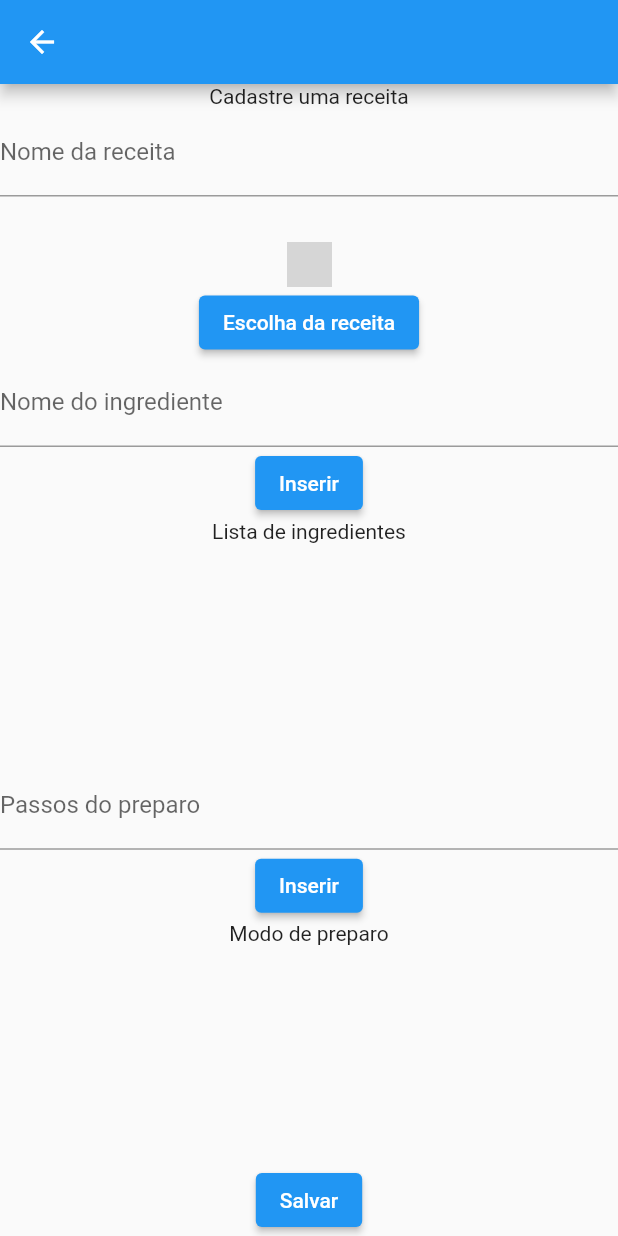
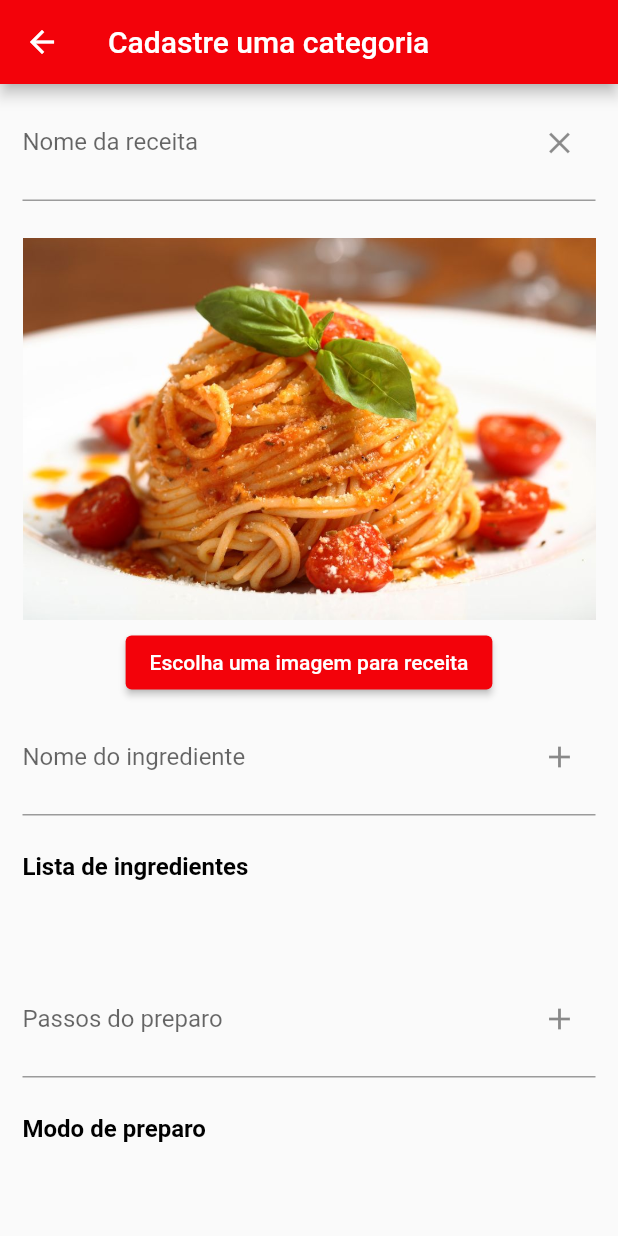
Before and after one commit to NatashaZettler/Full_Kitchen_Provider, a Flutter app: the CreateReceipt screen opened directly, on a phone screen of 412 x 824 dp. Run offline on Flutter 3.47's test engine with Material 2 defaults, Android fonts, the phone set to English and light mode, and no system bars; our stand-ins replace image_picker; grey boxes are pictures that could not be loaded.

Commit message:
style(CreateReceipt): change design of screen

```diff
--- a/lib/screens/create_receipt.dart
+++ b/lib/screens/create_receipt.dart
@@ -1,7 +1,9 @@
 import 'dart:io';
 
+import 'package:flutter/cupertino.dart';
 import 'package:flutter/material.dart';
 import 'package:full_kitchen/components/bottom_sheet.dart';
+import 'package:full_kitchen/components/snackbar.dart';
 import 'package:full_kitchen/models/receipt.dart';
 import 'package:full_kitchen/models/receipts.dart';
 import 'package:full_kitchen/utils/images/convert_image.dart';
@@ -20,34 +22,49 @@ class _CreateReceiptState extends State<CreateReceipt> {
     TextEditingController(),
   ];
 
-  File file = File('');
+  File file = File('assets/images/pasta.jpg');
   final List<String> _ingredientsList = [];
   final List<String> _preparationMode = [];
 
   @override
   Widget build(BuildContext context) {
     return Scaffold(
-      appBar: AppBar(),
-      body: Column(
-        mainAxisAlignment: MainAxisAlignment.center,
-        crossAxisAlignment: CrossAxisAlignment.center,
+      appBar: AppBar(
+        title: Text('Cadastre uma categoria'),
+        backgroundColor: Color.fromRGBO(243, 2, 10, 1),
+      ),
+      body: SingleChildScrollView(
+        padding: EdgeInsets.only(left:15,right: 15),
+        child: Container(
+          height: 900,
+          child: Column(
             children: [
-          Text('Cadastre uma receita'),
-          TextFormField(
+              Padding(
+                padding: EdgeInsets.only(bottom: 20),
+                child: TextFormField(
+                  keyboardType: TextInputType.multiline,
+                  maxLines: 2,
                   controller: _controller[0],
                   decoration: InputDecoration(
+                    suffixIcon: IconButton(
+                      onPressed: () => _controller[0].clear(),
+                      icon: Icon(Icons.clear),
+                    ),
                     border: UnderlineInputBorder(),
                     labelText: 'Nome da receita',
                   ),
                 ),
+              ),
               Container(
-            padding: EdgeInsets.only(top: 30.0),
-            child: SizedBox(
-                height: 30,
-                width: 30,
-                child: Image.file(file)),
+                height: MediaQuery.of(context).size.height * 0.32,
+                child: file.isAbsolute
+                    ? Image.file(file)
+                    : Image.asset('assets/images/pasta.jpg'),
               ),
               ElevatedButton(
+                style: ElevatedButton.styleFrom(
+                  primary: Color.fromRGBO(243, 2, 10, 1),
+                ),
                 onPressed: () {
                   showBottomSheetComponent(context).then((value) {
                     setState(() {
@@ -55,23 +72,40 @@ class _CreateReceiptState extends State<CreateReceipt> {
                     });
                   });
                 },
-            child: Text('Escolha da receita'),
+                child: Text('Escolha uma imagem para receita'),
               ),
               TextFormField(
+                keyboardType: TextInputType.multiline,
+                maxLines: 2,
                 controller: _controller[1],
                 decoration: InputDecoration(
+                  suffixIcon: IconButton(
+                    onPressed: () {
+                      setState(() {
+                        _ingredientsList.add(_controller[1].text);
+                        _controller[1].clear();
+                      });
+                    },
+                    icon: Icon(Icons.add),
+                  ),
                   border: UnderlineInputBorder(),
                   labelText: 'Nome do ingrediente',
                 ),
               ),
-          ElevatedButton(onPressed: (){
-            setState(() {
-              _ingredientsList.add(_controller[1].text);
-              _controller[1].clear();
-            });
-
-          }, child: Text('Inserir'),),
-          Text('Lista de ingredientes'),
+              Padding(
+                padding: EdgeInsets.only(top: MediaQuery.of(context).size.height*0.03),
+                child: Align(
+                  alignment: Alignment.centerLeft,
+                  child: Text(
+                    'Lista de ingredientes',
+                    style: TextStyle(
+                      fontWeight: FontWeight.bold,
+                      color: Colors.black,
+                      fontSize: 16,
+                    ),
+                  ),
+                ),
+              ),
               Expanded(
                 child: ListView.builder(
                     itemCount: _ingredientsList.length,
@@ -79,22 +113,38 @@ class _CreateReceiptState extends State<CreateReceipt> {
                       return Text(_ingredientsList[index]);
                     }),
               ),
-
               TextFormField(
+                keyboardType: TextInputType.multiline,
+                maxLines: 2,
                 controller: _controller[2],
                 decoration: InputDecoration(
+                  suffixIcon: IconButton(
+                    onPressed: () {
+                      setState(() {
+                        _preparationMode.add(_controller[2].text);
+                        _controller[2].clear();
+                      });
+                    },
+                    icon: Icon(Icons.add),
+                  ),
                   border: UnderlineInputBorder(),
                   labelText: 'Passos do preparo',
                 ),
               ),
-          ElevatedButton(onPressed: (){
-            setState(() {
-              _preparationMode.add(_controller[2].text);
-              _controller[2].clear();
-            });
-
-          }, child: Text('Inserir'),),
-          Text('Modo de preparo'),
+              Padding(
+                padding: EdgeInsets.only(top: MediaQuery.of(context).size.height*0.03),
+                child: Align(
+                  alignment: Alignment.centerLeft,
+                  child: Text(
+                    'Modo de preparo',
+                    style: TextStyle(
+                      fontWeight: FontWeight.bold,
+                      color: Colors.black,
+                      fontSize: 16,
+                    ),
+                  ),
+                ),
+              ),
               Expanded(
                 child: ListView.builder(
                     itemCount: _preparationMode.length,
@@ -102,18 +152,33 @@ class _CreateReceiptState extends State<CreateReceipt> {
                       return Text(_preparationMode[index]);
                     }),
               ),
-
-          // TextFormField(
-          //   controller: _controller[3],
-          //   decoration: InputDecoration(
-          //     border: UnderlineInputBorder(),
-          //     labelText: '+ informações',
-          //   ),
-          // ),
-          ElevatedButton(
+              TextFormField(
+                keyboardType: TextInputType.multiline,
+                maxLines: 2,
+                controller: _controller[3],
+                decoration: InputDecoration(
+                  suffixIcon: IconButton(
+                    onPressed: () => _controller[3].clear(),
+                    icon: Icon(Icons.clear),
+                  ),
+                  border: UnderlineInputBorder(),
+                  labelText: '+ informações',
+                ),
+              ),
+              Padding(
+                padding: const EdgeInsets.only(top: 15.0),
+                child: ElevatedButton(
+                  style: ElevatedButton.styleFrom(
+                    primary: Color.fromRGBO(243, 2, 10, 1),
+                  ),
                   onPressed: () async {
+                    if (_controller[0].text.isNotEmpty ||
+                        _controller[3].text.isNotEmpty ||
+                        _ingredientsList.length == 0 ||
+                        _preparationMode.length == 0) {
                       var imageBytes = await convertImageToBase64(file.path);
-              Provider.of<Receipts>(context, listen: false).addReceipt(Receipt(
+                      Provider.of<Receipts>(context, listen: false)
+                          .addReceipt(Receipt(
                         _controller[0].text,
                         imageBytes,
                         _ingredientsList,
@@ -121,10 +186,24 @@ class _CreateReceiptState extends State<CreateReceipt> {
                         _controller[3].text,
                       ));
                       Navigator.pop(context);
+                    } else {
+                      message(context,
+                          'Não esqueça de preencher todas as informações, por favor. ');
+                    }
                   },
-            child: Text('Salvar'),
+                  child: Text(
+                    'Salvar',
+                    style: TextStyle(
+                      fontWeight: FontWeight.bold,
+                      color: Colors.white,
+                      fontSize: 18,
+                    ),
+                  ),
+                ),
               ),
             ],
+          ),
+        ),
       ),
     );
   }
```
Also changed, not shown: assets/images/pasta.jpg (added). Lines whose indentation alone changed are shown as unchanged.
